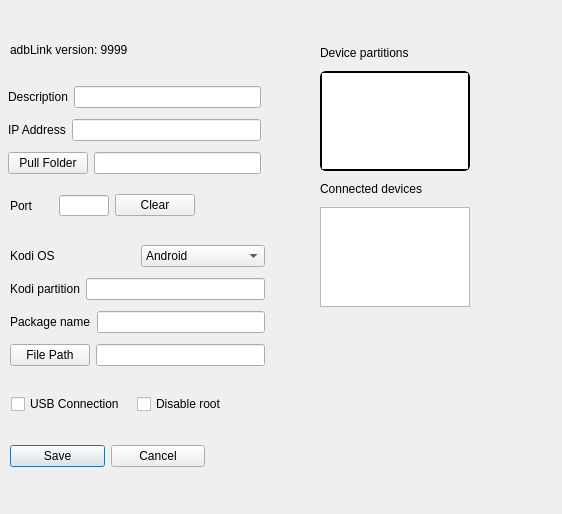
Above: preferencesdialog.ui from Eliminater74/adblink before the change. Below: the same form after it.
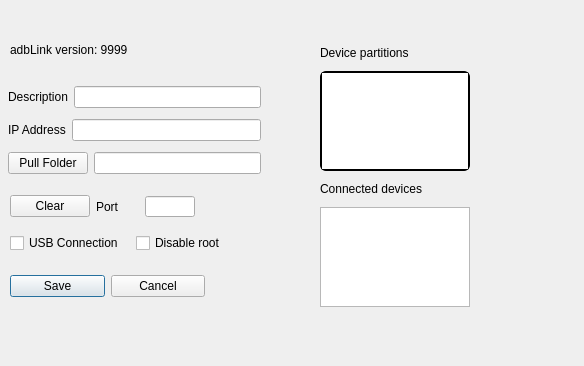
That is the form after the change.

```diff
--- a/preferencesdialog.ui
+++ b/preferencesdialog.ui
@@ -6,8 +6,8 @@
    <rect>
     <x>0</x>
     <y>0</y>
-    <width>562</width>
-    <height>514</height>
+    <width>584</width>
+    <height>366</height>
    </rect>
   </property>
   <property name="windowTitle">
@@ -33,7 +33,7 @@
    <property name="geometry">
     <rect>
      <x>10</x>
-     <y>440</y>
+     <y>270</y>
      <width>195</width>
      <height>32</height>
     </rect>
@@ -312,8 +312,8 @@
   <widget class="QWidget" name="layoutWidget">
    <property name="geometry">
     <rect>
-     <x>10</x>
-     <y>240</y>
+     <x>280</x>
+     <y>740</y>
      <width>255</width>
      <height>135</height>
     </rect>
@@ -410,12 +410,22 @@
    <property name="geometry">
     <rect>
      <x>10</x>
-     <y>190</y>
+     <y>191</y>
      <width>185</width>
      <height>31</height>
     </rect>
    </property>
    <layout class="QHBoxLayout" name="horizontalLayout_8">
+    <item>
+     <widget class="QPushButton" name="clearPort">
+      <property name="toolTip">
+       <string>&lt;html&gt;&lt;head/&gt;&lt;body&gt;&lt;p&gt;Clear port field&lt;/p&gt;&lt;/body&gt;&lt;/html&gt;</string>
+      </property>
+      <property name="text">
+       <string>Clear</string>
+      </property>
+     </widget>
+    </item>
     <item>
      <widget class="QLabel" name="plabel">
       <property name="text">
@@ -442,16 +452,6 @@
       </property>
      </widget>
     </item>
-    <item>
-     <widget class="QPushButton" name="clearPort">
-      <property name="toolTip">
-       <string>&lt;html&gt;&lt;head/&gt;&lt;body&gt;&lt;p&gt;Clear port field&lt;/p&gt;&lt;/body&gt;&lt;/html&gt;</string>
-      </property>
-      <property name="text">
-       <string>Clear</string>
-      </property>
-     </widget>
-    </item>
    </layout>
   </widget>
   <widget class="QCheckBox" name="wsa">
@@ -476,8 +476,8 @@
   <widget class="QWidget" name="">
    <property name="geometry">
     <rect>
-     <x>11</x>
-     <y>391</y>
+     <x>10</x>
+     <y>230</y>
      <width>245</width>
      <height>26</height>
     </rect>
```
Left out of the diff: 4 changed lines with no effect on the pictures.
